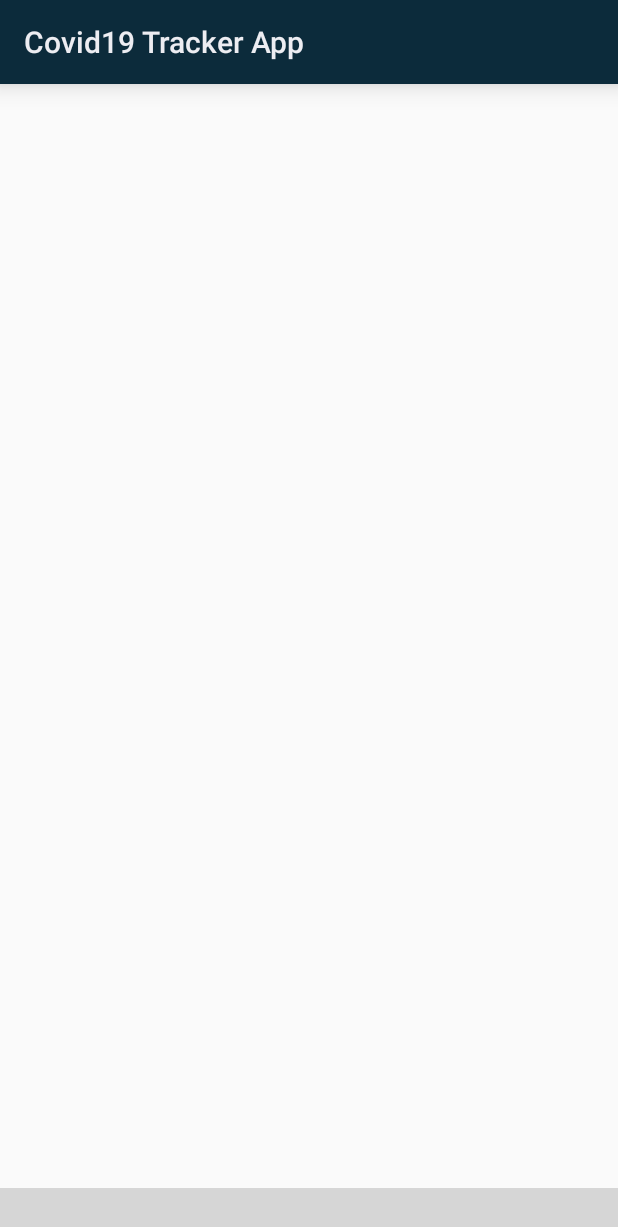
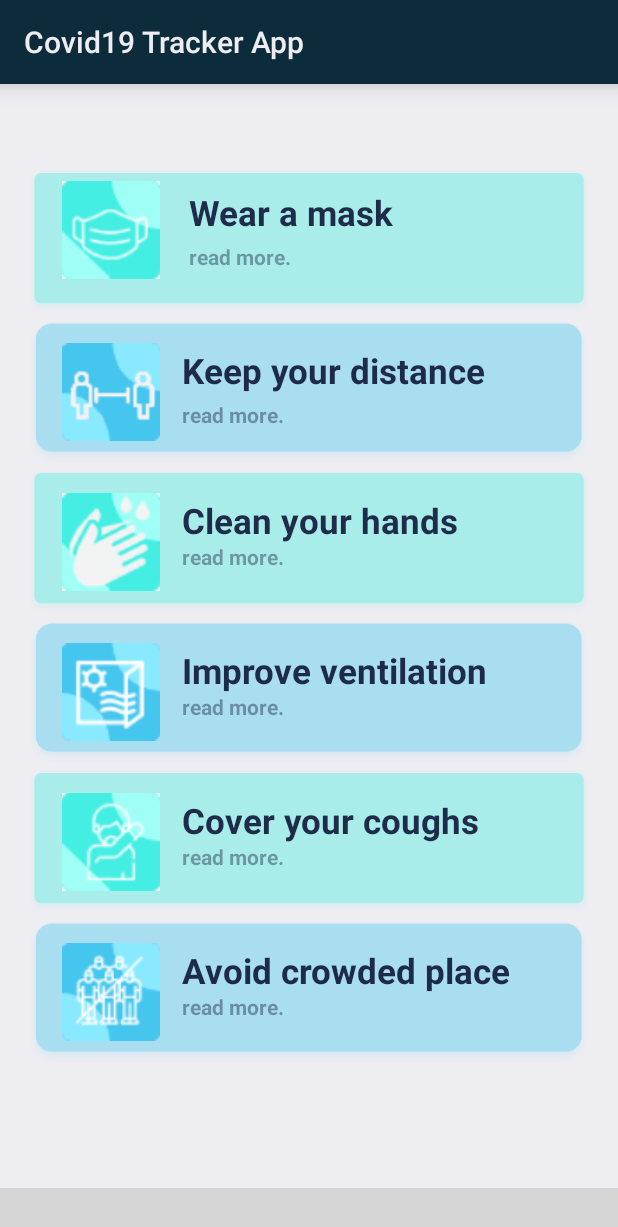
Before and after one commit to ETS-Android2/Covid19TrackerApp, an Android app: the screen it shows after launch (HomeActivity), on a phone screen of 412 x 824 dp. Shown: the top 1227 px of the screen. Run offline under Robolectric (Android 15) with nearby library versions, the phone set to English and light mode, and no system bars; libraries missing offline, so code that uses them is left out: com.etebarian.meowbottomnavigation; plain views replace MeowBottomNavigation; 8 statements that could not run were skipped; grey boxes are pictures that could not be loaded.

Commit message:
3rd update

```diff
--- a/app/build.gradle
+++ b/app/build.gradle
@@ -34,6 +34,7 @@ dependencies {
     implementation 'androidx.constraintlayout:constraintlayout:2.0.4'
     implementation 'androidx.lifecycle:lifecycle-extensions:2.0.0'
     implementation 'com.google.android.gms:play-services-maps:17.0.0'
+    implementation 'androidx.legacy:legacy-support-v4:1.0.0'
     testImplementation 'junit:junit:4.12'
     androidTestImplementation 'androidx.test.ext:junit:1.1.0'
     androidTestImplementation 'androidx.test.espresso:espresso-core:3.3.0'
@@ -58,5 +59,5 @@ dependencies {
     implementation 'com.github.PhilJay:MPAndroidChart:v3.0.3'
     implementation 'com.leo.simplearcloader:simplearcloader:1.0.+'
     implementation 'com.etebarian:meow-bottom-navigation:1.2.0'
-    implementation "org.jetbrains.kotlin:kotlin-stdlib-jdk7:1.3.61"
+    implementation 'org.jetbrains.kotlin:kotlin-stdlib-jdk7:1.3.61'
 }
--- a/app/src/main/java/com/chinh/covidapp/HomeActivity.java
+++ b/app/src/main/java/com/chinh/covidapp/HomeActivity.java
@@ -3,18 +3,14 @@ package com.chinh.covidapp;
 
 import android.content.Intent;
 import android.os.Bundle;
-import android.view.View;
-import android.widget.TextView;
-import com.chinh.covidapp.R;
-import androidx.annotation.Nullable;
+
 import androidx.appcompat.app.AppCompatActivity;
 import androidx.fragment.app.Fragment;
 import androidx.fragment.app.FragmentTransaction;
 
-import com.chinh.covidapp.ui.main.NationalStatsFragment;
 import com.chinh.covidapp.ui.main.SelfDiagnosisFragment;
+import com.chinh.covidapp.ui.main.ProtectionFragment;
 import com.etebarian.meowbottomnavigation.MeowBottomNavigation;
-import com.github.mikephil.charting.charts.Chart;
 
 import kotlin.Unit;
 import kotlin.jvm.functions.Function1;
@@ -44,7 +40,7 @@ public class HomeActivity extends AppCompatActivity{
 //        });
         getSupportFragmentManager()
                 .beginTransaction()
-                .add(R.id.frame, new NewsFragment())
+                .add(R.id.frame, new ProtectionFragment())
                 .commit();
         bottomNavigation.add(new MeowBottomNavigation.Model(ID_TRACK, R.drawable.power));
         bottomNavigation.add(new MeowBottomNavigation.Model(ID_NEWS, R.drawable.newspaper));
@@ -70,18 +66,15 @@ public class HomeActivity extends AppCompatActivity{
                         replace(new SelfDiagnosisFragment());
                         break;
                     case 5 :
-                        replace(new NewsFragment());
-                            break;
-                    default:
-                        replace(new NewsFragment());
+                        replace(new ProtectionFragment());
                         break;
                 }
                 return null;
             }
         });
 
-}
-private void replace(Fragment fragment ){
+    }
+    private void replace(Fragment fragment ){
         FragmentTransaction transaction = getSupportFragmentManager().beginTransaction();
         transaction.replace(R.id.frame, fragment);
         transaction.commit();
--- a/app/src/main/java/com/chinh/covidapp/api/APIClient.java
+++ b/app/src/main/java/com/chinh/covidapp/api/APIClient.java
@@ -31,10 +31,10 @@ public class APIClient {
         interceptor.setLevel(HttpLoggingInterceptor.Level.BODY);
 
         OkHttpClient client = getUnsafeOkHttpClient()
-                .callTimeout(2, TimeUnit.MINUTES)
-                .connectTimeout(20, TimeUnit.SECONDS)
-                .readTimeout(30, TimeUnit.SECONDS)
-                .writeTimeout(30, TimeUnit.SECONDS)
+//                .callTimeout(2, TimeUnit.MINUTES)
+                .connectTimeout(40, TimeUnit.SECONDS)
+                .readTimeout(40, TimeUnit.SECONDS)
+//                .writeTimeout(30, TimeUnit.SECONDS)
                 .addInterceptor(interceptor).build();
 
         if (retrofit==null) {
@@ -54,10 +54,10 @@ public class APIClient {
         interceptor.setLevel(HttpLoggingInterceptor.Level.BODY);
 
         OkHttpClient client = getUnsafeOkHttpClient()
-                .callTimeout(2, TimeUnit.MINUTES)
-                .connectTimeout(20, TimeUnit.SECONDS)
-                .readTimeout(30, TimeUnit.SECONDS)
-                .writeTimeout(30, TimeUnit.SECONDS)
+//                .callTimeout(2, TimeUnit.MINUTES)
+                .connectTimeout(40, TimeUnit.SECONDS)
+                .readTimeout(40, TimeUnit.SECONDS)
+//                .writeTimeout(30, TimeUnit.SECONDS)
                 .addInterceptor(interceptor).build();
 
         if (retrofit2==null) {
--- /dev/null
+++ b/app/src/main/java/com/chinh/covidapp/ui/main/ProtectionFragment.java
@@ -0,0 +1,67 @@
+package com.chinh.covidapp.ui.main;
+
+import android.os.Bundle;
+
+import androidx.fragment.app.Fragment;
+
+import android.view.LayoutInflater;
+import android.view.View;
+import android.view.ViewGroup;
+
+import com.chinh.covidapp.R;
+
+/**
+ * A simple {@link Fragment} subclass.
+ * Use the {@link ProtectionFragment#newInstance} factory method to
+ * create an instance of this fragment.
+ */
+
+public class ProtectionFragment extends Fragment {
+
+    // TODO: Rename parameter arguments, choose names that match
+    // the fragment initialization parameters, e.g. ARG_ITEM_NUMBER
+    private static final String ARG_PARAM1 = "param1";
+    private static final String ARG_PARAM2 = "param2";
+
+    // TODO: Rename and change types of parameters
+    private String mParam1;
+    private String mParam2;
+
+    public ProtectionFragment() {
+        // Required empty public constructor
+    }
+
+    /**
+     * Use this factory method to create a new instance of
+     * this fragment using the provided parameters.
+     *
+     * @param param1 Parameter 1.
+     * @param param2 Parameter 2.
+     * @return A new instance of fragment protection.
+     */
+    // TODO: Rename and change types and number of parameters
+    public static ProtectionFragment newInstance(String param1, String param2) {
+        ProtectionFragment fragment = new ProtectionFragment();
+        Bundle args = new Bundle();
+        args.putString(ARG_PARAM1, param1);
+        args.putString(ARG_PARAM2, param2);
+        fragment.setArguments(args);
+        return fragment;
+    }
+
+    @Override
+    public void onCreate(Bundle savedInstanceState) {
+        super.onCreate(savedInstanceState);
+        if (getArguments() != null) {
+            mParam1 = getArguments().getString(ARG_PARAM1);
+            mParam2 = getArguments().getString(ARG_PARAM2);
+        }
+    }
+
+    @Override
+    public View onCreateView(LayoutInflater inflater, ViewGroup container,
+                             Bundle savedInstanceState) {
+        // Inflate the layout for this fragment
+        return inflater.inflate(R.layout.fragment_protection, container, false);
+    }
+}
--- /dev/null
+++ b/app/src/main/res/layout/fragment_protection.xml
@@ -0,0 +1,268 @@
+<?xml version="1.0" encoding="utf-8"?>
+<LinearLayout
+    xmlns:android="http://schemas.android.com/apk/res/android"
+    xmlns:app="http://schemas.android.com/apk/res-auto"
+    android:layout_width="match_parent"
+    android:layout_height="match_parent"
+    android:orientation="vertical">
+
+<!--    <RelativeLayout-->
+<!--        android:layout_width="wrap_content"-->
+<!--        android:layout_height="wrap_content"-->
+<!--        android:layout_marginTop="10dp">-->
+
+<!--        <Button-->
+<!--            android:layout_width="25dp"-->
+<!--            android:layout_height="25dp"-->
+<!--            android:layout_marginLeft="20dp"-->
+<!--            android:layout_marginTop="20dp"-->
+<!--            android:background="@drawable/arrow_left"/>-->
+
+<!--&lt;!&ndash;        <ImageView&ndash;&gt;-->
+<!--&lt;!&ndash;            android:layout_width="match_parent"&ndash;&gt;-->
+<!--&lt;!&ndash;            android:layout_height="220dp"&ndash;&gt;-->
+<!--&lt;!&ndash;            android:src="@drawable/hbg"/>&ndash;&gt;-->
+<!--        -->
+<!--    </RelativeLayout>-->
+
+    <LinearLayout
+        android:layout_width="440dp"
+        android:layout_height="fill_parent"
+        android:layout_gravity="center_horizontal"
+        android:background="@color/color_white"
+        android:orientation="vertical">
+
+        <RelativeLayout
+            android:layout_width="match_parent"
+            android:layout_height="wrap_content"
+            android:gravity="center_horizontal"
+            android:layout_marginTop="40dp">
+
+            <ImageView
+                android:layout_width="380dp"
+                android:layout_height="100dp"
+                android:background="@drawable/cv2"
+                android:layout_marginTop="15dp"/>
+
+
+            <ImageView
+                android:layout_width="65dp"
+                android:layout_height="65dp"
+                android:background="@drawable/c1f"
+                android:layout_marginLeft="25dp"
+                android:layout_centerVertical="true"/>
+
+            <TextView
+                android:layout_width="wrap_content"
+                android:layout_height="wrap_content"
+                android:text="Wear a mask"
+                android:textColor="#d703082b"
+                android:textSize="23dp"
+                android:textStyle="bold"
+                android:layout_marginLeft="110dp"
+                android:layout_marginTop="30dp"/>
+
+            <TextView
+                android:layout_width="wrap_content"
+                android:layout_height="wrap_content"
+                android:text="read more."
+                android:textColor="#6003082b"
+                android:textSize="14dp"
+                android:textStyle="bold"
+                android:layout_marginLeft="110dp"
+                android:layout_marginTop="65dp"/>
+
+        </RelativeLayout>
+
+        <RelativeLayout
+            android:layout_width="match_parent"
+            android:layout_height="wrap_content"
+            android:gravity="center_horizontal">
+
+            <ImageView
+                android:layout_width="380dp"
+                android:layout_height="100dp"
+                android:background="@drawable/cv1" />
+
+            <ImageView
+                android:layout_width="65dp"
+                android:layout_height="65dp"
+                android:background="@drawable/c2f"
+                android:layout_marginLeft="25dp"
+                android:layout_centerVertical="true"/>
+
+            <TextView
+                android:layout_width="wrap_content"
+                android:layout_height="wrap_content"
+                android:text="Keep your distance"
+                android:textColor="#d703082b"
+                android:textSize="23dp"
+                android:textStyle="bold"
+                android:layout_marginLeft="105dp"
+                android:layout_marginTop="20dp"/>
+
+            <TextView
+                android:layout_width="wrap_content"
+                android:layout_height="wrap_content"
+                android:text="read more."
+                android:textColor="#6003082b"
+                android:textSize="14dp"
+                android:textStyle="bold"
+                android:layout_marginLeft="105dp"
+                android:layout_marginTop="55dp"/>
+
+        </RelativeLayout>
+        <RelativeLayout
+            android:layout_width="match_parent"
+            android:layout_height="wrap_content"
+            android:gravity="center_horizontal">
+
+            <ImageView
+                android:layout_width="380dp"
+                android:layout_height="100dp"
+                android:background="@drawable/cv2"/>
+
+            <ImageView
+                android:layout_width="65dp"
+                android:layout_height="65dp"
+                android:layout_marginLeft="25dp"
+                android:background="@drawable/c3f"
+                android:layout_centerVertical="true"/>
+
+            <TextView
+                android:layout_width="wrap_content"
+                android:layout_height="wrap_content"
+                android:text="Clean your hands"
+                android:textColor="#d703082b"
+                android:layout_marginLeft="105dp"
+                android:layout_marginTop="20dp"
+                android:textSize="23dp"
+                android:textStyle="bold">
+            </TextView>
+
+            <TextView
+                android:layout_width="wrap_content"
+                android:layout_height="wrap_content"
+                android:text="read more."
+                android:textColor="#6003082b"
+                android:layout_marginLeft="105dp"
+                android:layout_marginTop="50dp"
+                android:textStyle="bold"/>
+        </RelativeLayout>
+
+        <RelativeLayout
+            android:layout_width="match_parent"
+            android:layout_height="wrap_content"
+            android:gravity="center_horizontal">
+
+            <ImageView
+                android:layout_width="380dp"
+                android:layout_height="100dp"
+                android:background="@drawable/cv1"/>
+
+            <ImageView
+                android:layout_width="65dp"
+                android:layout_height="65dp"
+                android:layout_marginLeft="25dp"
+                android:background="@drawable/c4f"
+                android:layout_centerVertical="true"/>
+
+            <TextView
+                android:layout_width="wrap_content"
+                android:layout_height="wrap_content"
+                android:text="Improve ventilation"
+                android:textColor="#d703082b"
+                android:layout_marginLeft="105dp"
+                android:layout_marginTop="20dp"
+                android:textSize="23dp"
+                android:textStyle="bold">
+            </TextView>
+
+            <TextView
+                android:layout_width="wrap_content"
+                android:layout_height="wrap_content"
+                android:text="read more."
+                android:textColor="#6003082b"
+                android:layout_marginLeft="105dp"
+                android:layout_marginTop="50dp"
+                android:textStyle="bold"/>
+        </RelativeLayout>
+
+        <RelativeLayout
+            android:layout_width="match_parent"
+            android:layout_height="wrap_content"
+            android:gravity="center_horizontal">
+
+            <ImageView
+                android:layout_width="380dp"
+                android:layout_height="100dp"
+                android:background="@drawable/cv2"/>
+
+            <ImageView
+                android:layout_width="65dp"
+                android:layout_height="65dp"
+                android:layout_marginLeft="25dp"
+                android:background="@drawable/c5f"
+                android:layout_centerVertical="true"/>
+
+            <TextView
+                android:layout_width="wrap_content"
+                android:layout_height="wrap_content"
+                android:text="Cover your coughs"
+                android:textColor="#d703082b"
+                android:layout_marginLeft="105dp"
+                android:layout_marginTop="20dp"
+                android:textSize="23dp"
+                android:textStyle="bold">
+            </TextView>
+
+            <TextView
+                android:layout_width="wrap_content"
+                android:layout_height="wrap_content"
+                android:text="read more."
+                android:textColor="#6003082b"
+                android:layout_marginLeft="105dp"
+                android:layout_marginTop="50dp"
+                android:textStyle="bold"/>
+        </RelativeLayout>
+
+        <RelativeLayout
+            android:layout_width="match_parent"
+            android:layout_height="wrap_content"
+            android:gravity="center_horizontal">
+
+            <ImageView
+                android:layout_width="380dp"
+                android:layout_height="100dp"
+                android:background="@drawable/cv1"/>
+
+            <ImageView
+                android:layout_width="65dp"
+                android:layout_height="65dp"
+                android:layout_marginLeft="25dp"
+                android:background="@drawable/c6f"
+                android:layout_centerVertical="true"/>
+
+            <TextView
+                android:layout_width="wrap_content"
+                android:layout_height="wrap_content"
+                android:text="Avoid crowded place"
+                android:textColor="#d703082b"
+                android:layout_marginLeft="105dp"
+                android:layout_marginTop="20dp"
+                android:textSize="23dp"
+                android:textStyle="bold">
+            </TextView>
+
+            <TextView
+                android:layout_width="wrap_content"
+                android:layout_height="wrap_content"
+                android:text="read more."
+                android:textColor="#6003082b"
+                android:layout_marginLeft="105dp"
+                android:layout_marginTop="50dp"
+                android:textStyle="bold"/>
+        </RelativeLayout>
+
+    </LinearLayout>
+</LinearLayout>
--- a/app/src/main/res/values/strings.xml
+++ b/app/src/main/res/values/strings.xml
@@ -8,4 +8,6 @@
     <string name="Open">open</string>
     <string name="Close">close</string>
     <string name="main_page_selected">test</string>
+    <!-- TODO: Remove or change this placeholder text -->
+    <string name="hello_blank_fragment">Hello blank fragment</string>
 </resources>
```
Also changed, not shown: app/src/main/res/drawable-v24/arrow_bottom.png (added), app/src/main/res/drawable-v24/arrow_left.png (added), app/src/main/res/drawable-v24/arrow_right.png (added), app/src/main/res/drawable-v24/cv1.png (added), app/src/main/res/drawable-v24/cv2.png (added), app/src/main/res/drawable/c1f.png (added), app/src/main/res/drawable/c2f.png (added), app/src/main/res/drawable/c3f.png (added), app/src/main/res/drawable/c4f.png (added), app/src/main/res/drawable/c5f.png (added), app/src/main/res/drawable/c6f.png (added).
